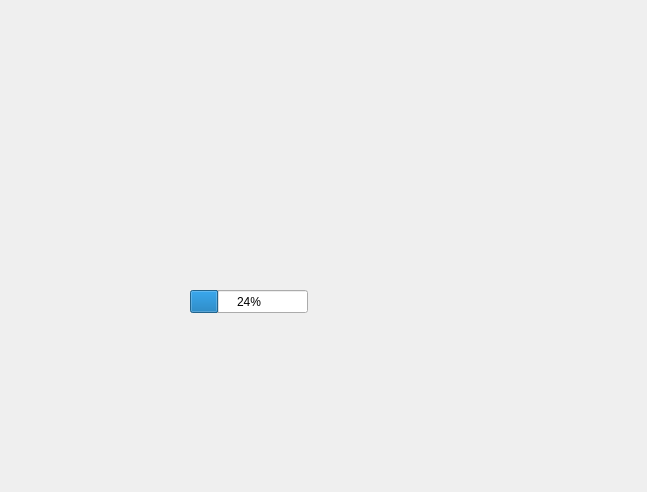
The window that dialogresultgrid.ui (phanmduong/Cellular-Automaton-Simulator) describes before a commit, drawn with Qt 5.
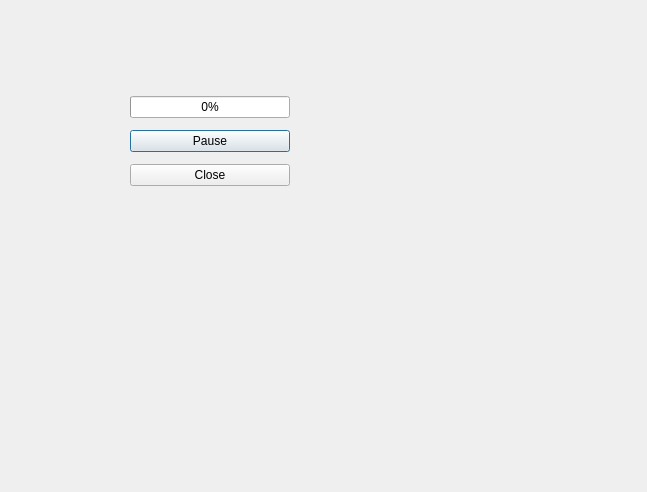
The same window after the commit.

Commit message: ADD: stop, pause simulation

Patch:
```diff
--- a/dialogresultgrid.ui
+++ b/dialogresultgrid.ui
@@ -13,18 +13,44 @@
   <property name="windowTitle">
    <string>Dialog</string>
   </property>
-  <widget class="QProgressBar" name="progressBar">
+  <widget class="QWidget" name="verticalLayoutWidget">
    <property name="geometry">
     <rect>
-     <x>190</x>
-     <y>290</y>
-     <width>118</width>
-     <height>23</height>
+     <x>130</x>
+     <y>90</y>
+     <width>160</width>
+     <height>105</height>
     </rect>
    </property>
-   <property name="value">
-    <number>24</number>
-   </property>
+   <layout class="QVBoxLayout" name="layoutProgress">
+    <item>
+     <layout class="QVBoxLayout" name="layoutStates"/>
+    </item>
+    <item>
+     <widget class="QProgressBar" name="progressBar">
+      <property name="value">
+       <number>0</number>
+      </property>
+     </widget>
+    </item>
+    <item>
+     <widget class="QPushButton" name="pauseButton">
+      <property name="enabled">
+       <bool>true</bool>
+      </property>
+      <property name="text">
+       <string>Pause</string>
+      </property>
+     </widget>
+    </item>
+    <item>
+     <widget class="QPushButton" name="closeButton">
+      <property name="text">
+       <string>Close</string>
+      </property>
+     </widget>
+    </item>
+   </layout>
   </widget>
  </widget>
  <resources/>
```
Left out of the diff: 5 changed lines with no effect on the pictures. The commit also changes 10 other files.
